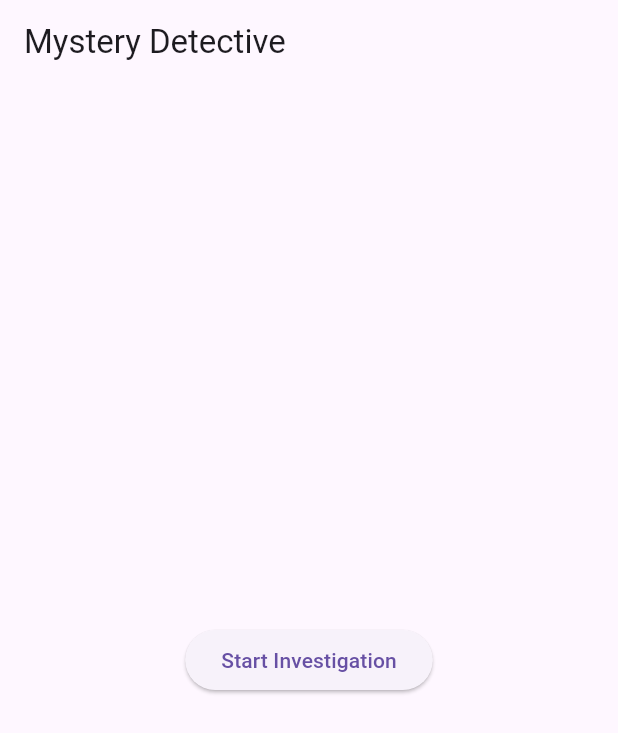
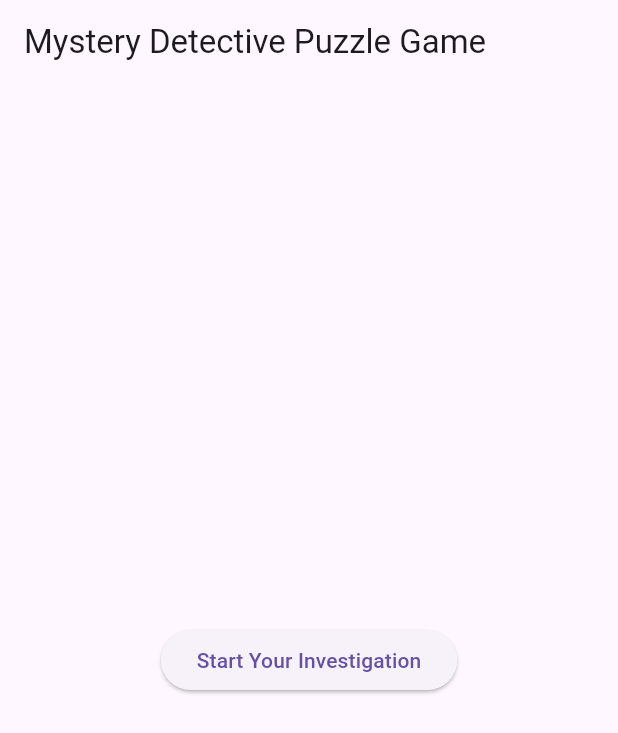
Before and after one commit to jasnoorsandhu51/MadProject1, a Flutter app: the screen it shows after launch, on a phone screen of 412 x 824 dp. Shown: the top 733 px of the screen. Run offline on Flutter 3.47's test engine with Material 3 defaults, Android fonts, the light colour scheme and no system bars.

Commit message:
Updated homescrren

```diff
--- a/mystery_puzzle_game/lib/screens/home_screen.dart
+++ b/mystery_puzzle_game/lib/screens/home_screen.dart
@@ -7,10 +7,10 @@ class HomeScreen extends StatelessWidget {
   @override
   Widget build(BuildContext context) {
     return Scaffold(
-      appBar: AppBar(title: const Text("Mystery Detective")),
+      appBar: AppBar(title: const Text("Mystery Detective Puzzle Game")),
       body: Center(
         child: ElevatedButton(
-          child: const Text("Start Investigation"),
+          child: const Text("Start Your Investigation"),
           onPressed: () {
             Navigator.push(
               context,
```
